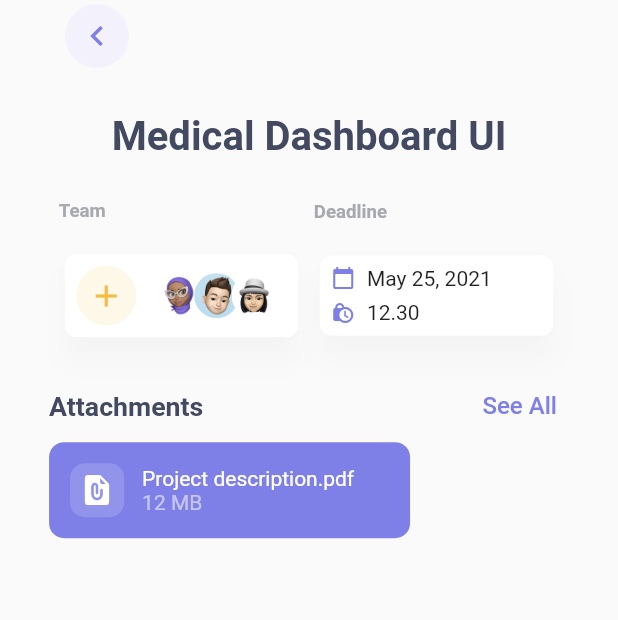
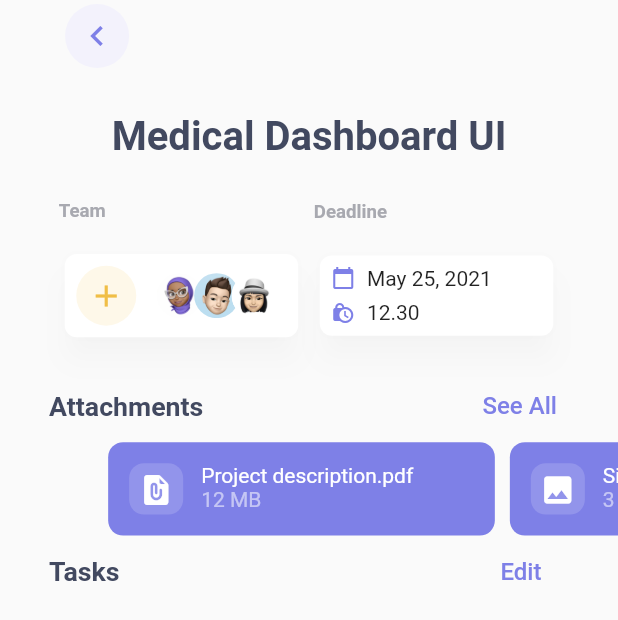
Before and after one commit to rafaelcolladojr/taskster, a Flutter app: the ProjectDetailScreen screen opened by its route, on a phone screen of 412 x 824 dp. Shown: the top 620 px of the screen. Run offline on Flutter 3.47's test engine with Material 2 defaults, Android fonts, the light colour scheme and no system bars; drawn by our look-alikes of carousel_slider; our stand-ins replace flutter_screenutil.

Commit message:
Added Carousel Slider to project detail screen

```diff
--- a/lib/components/attachment_carousel_item.dart
+++ b/lib/components/attachment_carousel_item.dart
@@ -29,8 +29,9 @@ class AttachmentCarouselItem extends StatelessWidget {
 
   @override
   Widget build(BuildContext context) {
-    return Container(
-      width: 250.w,
+    return Padding(
+      padding: const EdgeInsets.only(right: 10.0),
+      child: Container(
         decoration: BoxDecoration(
           color: Constants.colors['primary'],
           borderRadius: BorderRadius.circular(10.0),
@@ -38,6 +39,7 @@ class AttachmentCarouselItem extends StatelessWidget {
         child: Padding(
           padding: const EdgeInsets.all(14.0),
           child: Row(
+            mainAxisSize: MainAxisSize.min,
             children: [
               Container(
                 padding: const EdgeInsets.all(6.0),
@@ -71,6 +73,7 @@ class AttachmentCarouselItem extends StatelessWidget {
             ],
           ),
         ),
+      ),
     );
   }
 }
--- a/lib/screens/project_detail_screen.dart
+++ b/lib/screens/project_detail_screen.dart
@@ -1,3 +1,4 @@
+import 'package:carousel_slider/carousel_slider.dart';
 import 'package:flutter/material.dart';
 import 'package:flutter_screenutil/flutter_screenutil.dart';
 import 'package:taskster/components/attachment_carousel_item.dart';
@@ -17,7 +18,9 @@ class ProjectDetailScreen extends StatelessWidget {
   Widget build(BuildContext context) {
     return Scaffold(
       body: SafeArea(
-        child: Padding(
+        child: Column(
+          children: [
+            Padding(
               padding: EdgeInsets.symmetric(horizontal: 34.w, vertical: 0),
               child: Column(
                 crossAxisAlignment: CrossAxisAlignment.start,
@@ -120,13 +123,44 @@ class ProjectDetailScreen extends StatelessWidget {
                     buttonText: "See All",
                     onPressed: () {},
                   ),
-              const AttachmentCarouselItem(
+                ],
+              ),
+            ),
+            CarouselSlider(
+              items: const [
+                AttachmentCarouselItem(
                   filename: 'Project description.pdf',
                   filesize: '12 MB',
                   filetype: AttachmentType.defaultFile,
                 ),
+                AttachmentCarouselItem(
+                  filename: 'Sitemap-graphic.png',
+                  filesize: '3 MB',
+                  filetype: AttachmentType.image,
+                ),
+              ],
+              options: CarouselOptions(
+                enableInfiniteScroll: false,
+                height: 70.h,
+                viewportFraction: 0.65,
+                disableCenter: true,
+                pageSnapping: false,
+              ),
+            ),
+            Padding(
+              padding: EdgeInsets.symmetric(horizontal: 34.w, vertical: 0),
+              child: Column(
+                children: [
+                  CustomHeadingDivider(
+                    title: "Tasks",
+                    titleSize: 20.sp,
+                    buttonText: "Edit",
+                    onPressed: () {},
+                  ),
                 ],
               ),
+            ),
+          ],
         ),
       ),
     );
```
Lines whose indentation alone changed are shown as unchanged.
